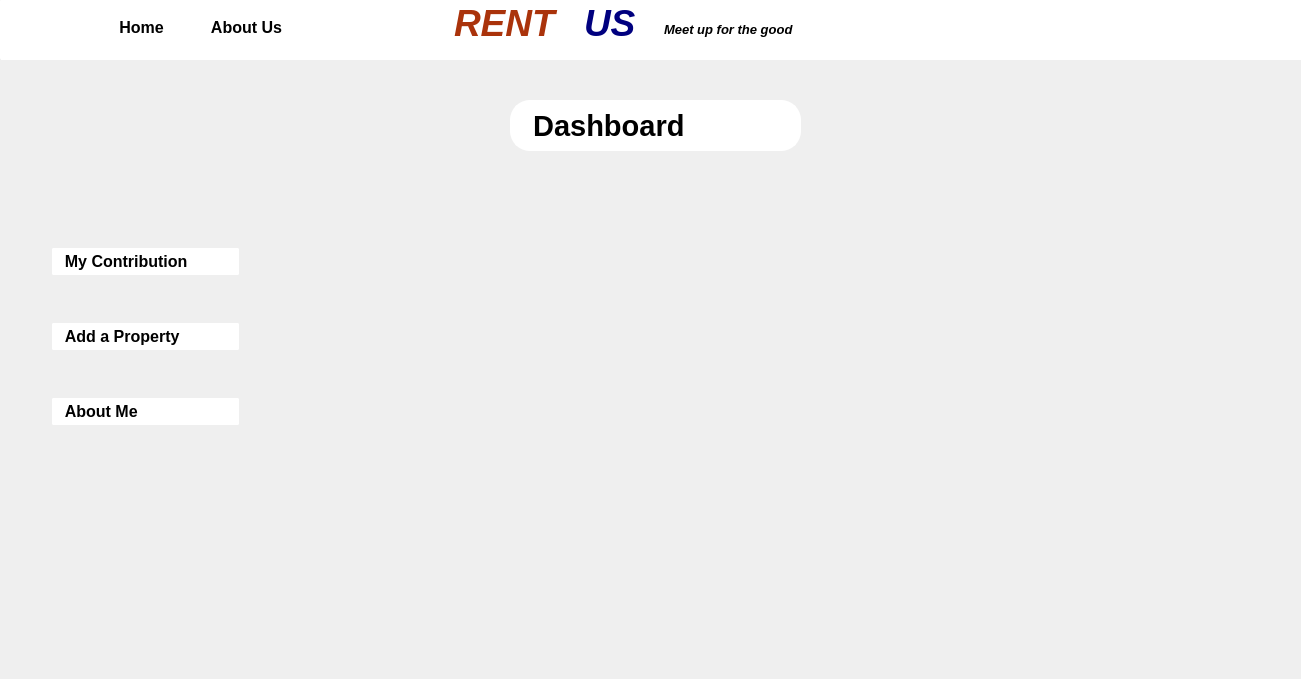
Above: dashboard.ui from kausik10/RentUs before the change. Below: the same form after it.
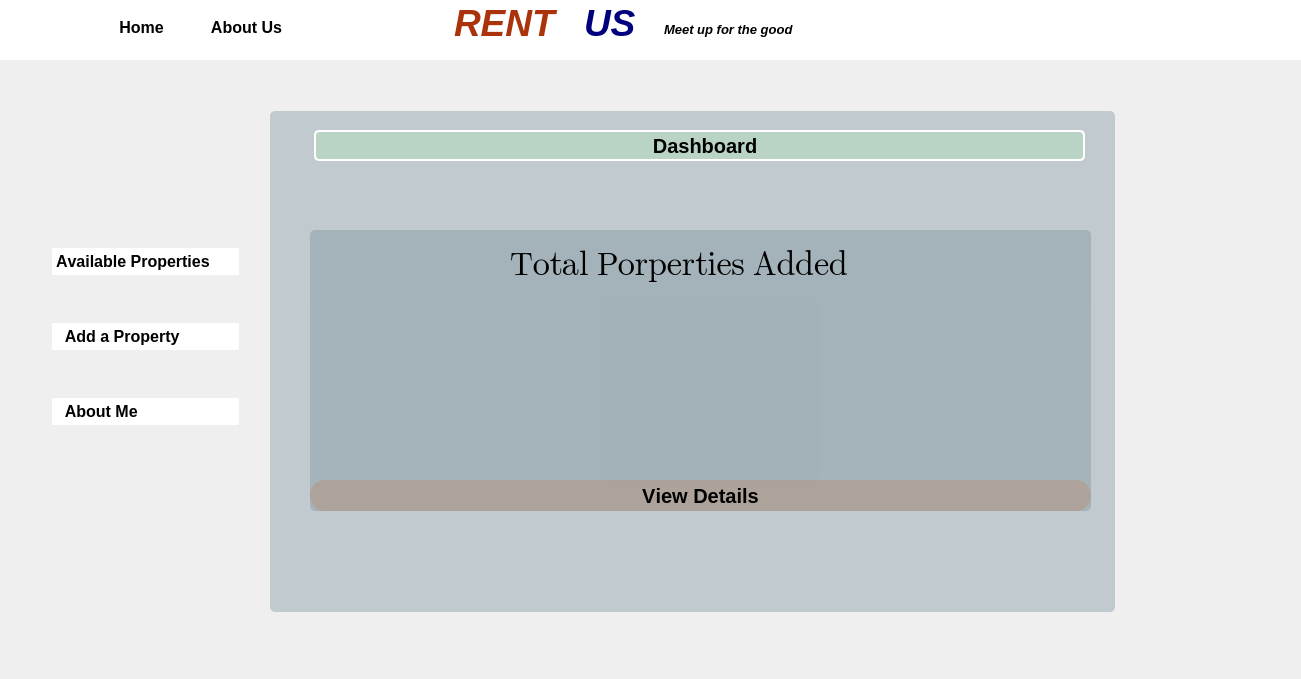
That is the form after the change. Icons and pictures are not drawn.

Diff of the .ui file:
```diff
--- a/dashboard.ui
+++ b/dashboard.ui
@@ -277,7 +277,7 @@
 }</string>
         </property>
         <property name="text">
-         <string>  My Contribution</string>
+         <string>Available Properties</string>
         </property>
         <property name="icon">
          <iconset>
@@ -439,15 +439,15 @@
     <widget class="QPushButton" name="pushButton_34">
      <property name="geometry">
       <rect>
-       <x>510</x>
-       <y>100</y>
-       <width>291</width>
-       <height>51</height>
+       <x>314</x>
+       <y>130</y>
+       <width>771</width>
+       <height>31</height>
       </rect>
      </property>
      <property name="font">
       <font>
-       <pointsize>22</pointsize>
+       <pointsize>15</pointsize>
        <italic>false</italic>
        <bold>true</bold>
        <stylestrategy>PreferDefault</stylestrategy>
@@ -455,19 +455,17 @@
       </font>
      </property>
      <property name="styleSheet">
-      <string notr="true">#pushButton_34
+      <string notr="true">
+#pushButton_34
 {
-color: black;
-	background: rgb(255,255,255);
-	border: 2px solid white;
-	border-radius: 20px;
-padding: 5px;
+border-radius: 5px;
+border: 2px solid white;
+background-color: rgba(150, 255, 147, 45);
+text-align: center;
 
 }
-#pushButton_34:hover
-{
-	background: rgb(220,220,200);
-}</string>
+
+</string>
      </property>
      <property name="text">
       <string>  Dashboard</string>
@@ -483,6 +481,175 @@
       </size>
      </property>
     </widget>
+    <widget class="QPushButton" name="pushButton_8">
+     <property name="geometry">
+      <rect>
+       <x>310</x>
+       <y>480</y>
+       <width>781</width>
+       <height>31</height>
+      </rect>
+     </property>
+     <property name="font">
+      <font>
+       <pointsize>15</pointsize>
+       <italic>false</italic>
+       <bold>true</bold>
+       <stylestrategy>PreferDefault</stylestrategy>
+       <kerning>false</kerning>
+      </font>
+     </property>
+     <property name="mouseTracking">
+      <bool>true</bool>
+     </property>
+     <property name="styleSheet">
+      <string notr="true">#pushButton_8
+{
+	color: black;
+	background: rgba(200,105,55, 60);
+	border: 0px solid white ;
+	border-radius: 15px;
+	text-align: center;
+}
+</string>
+     </property>
+     <property name="text">
+      <string>View Details</string>
+     </property>
+     <property name="icon">
+      <iconset theme="accessories-text-editor">
+       <normaloff>.</normaloff>.</iconset>
+     </property>
+     <property name="autoDefault">
+      <bool>false</bool>
+     </property>
+     <property name="default">
+      <bool>false</bool>
+     </property>
+     <property name="flat">
+      <bool>false</bool>
+     </property>
+    </widget>
+    <widget class="QLabel" name="label_3">
+     <property name="enabled">
+      <bool>false</bool>
+     </property>
+     <property name="geometry">
+      <rect>
+       <x>270</x>
+       <y>111</y>
+       <width>845</width>
+       <height>501</height>
+      </rect>
+     </property>
+     <property name="styleSheet">
+      <string notr="true">background: rgba(123,145,156,100);
+border-radius:5px;</string>
+     </property>
+     <property name="text">
+      <string/>
+     </property>
+     <property name="textInteractionFlags">
+      <set>Qt::NoTextInteraction</set>
+     </property>
+    </widget>
+    <widget class="QLabel" name="label">
+     <property name="enabled">
+      <bool>false</bool>
+     </property>
+     <property name="geometry">
+      <rect>
+       <x>310</x>
+       <y>230</y>
+       <width>781</width>
+       <height>281</height>
+      </rect>
+     </property>
+     <property name="styleSheet">
+      <string notr="true">background: rgba(123,145,156,100);
+border-radius:5px;</string>
+     </property>
+     <property name="text">
+      <string/>
+     </property>
+    </widget>
+    <widget class="QTextEdit" name="count">
+     <property name="geometry">
+      <rect>
+       <x>600</x>
+       <y>300</y>
+       <width>221</width>
+       <height>181</height>
+      </rect>
+     </property>
+     <property name="font">
+      <font>
+       <family>Segoe UI Emoji</family>
+       <pointsize>72</pointsize>
+       <italic>false</italic>
+       <bold>false</bold>
+      </font>
+     </property>
+     <property name="styleSheet">
+      <string notr="true">background: rgba(123,145,156,13);
+border-radius:5px;
+border: none;</string>
+     </property>
+     <property name="readOnly">
+      <bool>true</bool>
+     </property>
+     <property name="html">
+      <string>&lt;!DOCTYPE HTML PUBLIC &quot;-//W3C//DTD HTML 4.0//EN&quot; &quot;http://www.w3.org/TR/REC-html40/strict.dtd&quot;&gt;
+&lt;html&gt;&lt;head&gt;&lt;meta name=&quot;qrichtext&quot; content=&quot;1&quot; /&gt;&lt;meta charset=&quot;utf-8&quot; /&gt;&lt;style type=&quot;text/css&quot;&gt;
+p, li { white-space: pre-wrap; }
+hr { height: 1px; border-width: 0; }
+&lt;/style&gt;&lt;/head&gt;&lt;body style=&quot; font-family:'Segoe UI Emoji'; font-size:72pt; font-weight:400; font-style:normal;&quot;&gt;
+&lt;p align=&quot;center&quot; style=&quot;-qt-paragraph-type:empty; margin-top:0px; margin-bottom:0px; margin-left:0px; margin-right:0px; -qt-block-indent:0; text-indent:0px;&quot;&gt;&lt;br /&gt;&lt;/p&gt;&lt;/body&gt;&lt;/html&gt;</string>
+     </property>
+    </widget>
+    <widget class="QLineEdit" name="lineEdit">
+     <property name="geometry">
+      <rect>
+       <x>310</x>
+       <y>230</y>
+       <width>781</width>
+       <height>71</height>
+      </rect>
+     </property>
+     <property name="font">
+      <font>
+       <family>Segoe UI Emoji</family>
+       <pointsize>25</pointsize>
+       <italic>false</italic>
+       <bold>false</bold>
+      </font>
+     </property>
+     <property name="styleSheet">
+      <string notr="true">background: rgba(123,145,156,10);
+border-radius:5px;</string>
+     </property>
+     <property name="text">
+      <string>                        Total Porperties Added</string>
+     </property>
+     <property name="readOnly">
+      <bool>true</bool>
+     </property>
+    </widget>
+    <zorder>label_3</zorder>
+    <zorder>label</zorder>
+    <zorder>count</zorder>
+    <zorder>plainTextEdit</zorder>
+    <zorder>pushButton_3</zorder>
+    <zorder>textEdit</zorder>
+    <zorder>textEdit_3</zorder>
+    <zorder>pushButton_4</zorder>
+    <zorder>textEdit_4</zorder>
+    <zorder>layoutWidget</zorder>
+    <zorder>menu_btn</zorder>
+    <zorder>textEdit_2</zorder>
+    <zorder>pushButton_34</zorder>
+    <zorder>pushButton_8</zorder>
+    <zorder>lineEdit</zorder>
    </widget>
   </widget>
  </widget>
```
